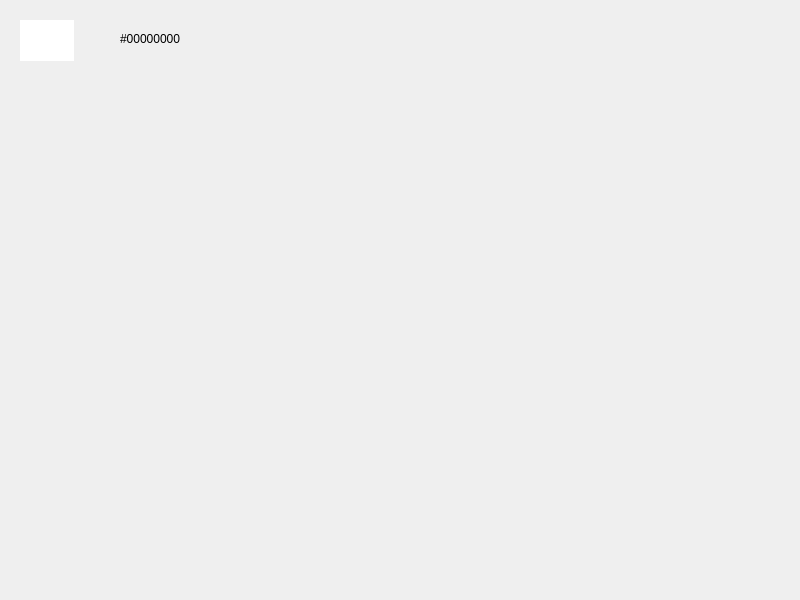
demitas1/ColorPalette, file qtColorPalette/widget.ui: the form before one commit.
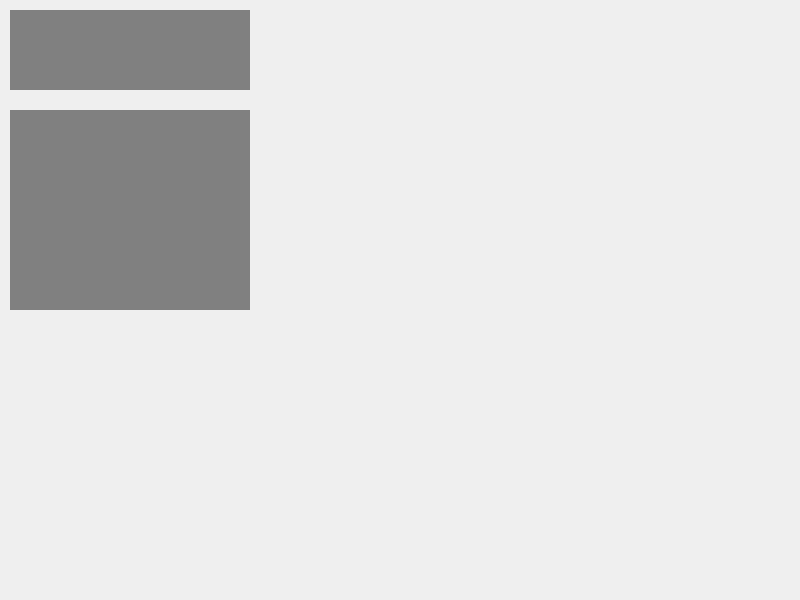
The form after the commit. Custom widgets are drawn as their Qt base class.

Commit message: current color widget

```diff
--- a/qtColorPalette/widget.ui
+++ b/qtColorPalette/widget.ui
@@ -22,34 +22,21 @@
      <height>200</height>
     </rect>
    </property>
-  </widget>
-  <widget class="QLabel" name="currentColor">
-   <property name="geometry">
-    <rect>
-     <x>20</x>
-     <y>20</y>
-     <width>54</width>
-     <height>41</height>
-    </rect>
-   </property>
    <property name="styleSheet">
-    <string notr="true">background-color: #ffffff;</string>
+    <string notr="true">background-color: gray;</string>
    </property>
-   <property name="text">
-    <string/>
-   </property>
   </widget>
-  <widget class="QLabel" name="colorInfo">
+  <widget class="CurrentColor" name="currentColor2" native="true">
    <property name="geometry">
     <rect>
-     <x>120</x>
-     <y>30</y>
-     <width>111</width>
-     <height>17</height>
+     <x>10</x>
+     <y>10</y>
+     <width>240</width>
+     <height>80</height>
     </rect>
    </property>
-   <property name="text">
-    <string>#00000000</string>
+   <property name="styleSheet">
+    <string notr="true">background-color: gray;</string>
    </property>
   </widget>
  </widget>
@@ -60,6 +47,12 @@
    <header>mypalette/mypalette.h</header>
    <container>1</container>
   </customwidget>
+  <customwidget>
+   <class>CurrentColor</class>
+   <extends>QWidget</extends>
+   <header>current_color/current_color.h</header>
+   <container>1</container>
+  </customwidget>
  </customwidgets>
  <resources/>
  <connections/>
```
The commit also changes 5 other files.
